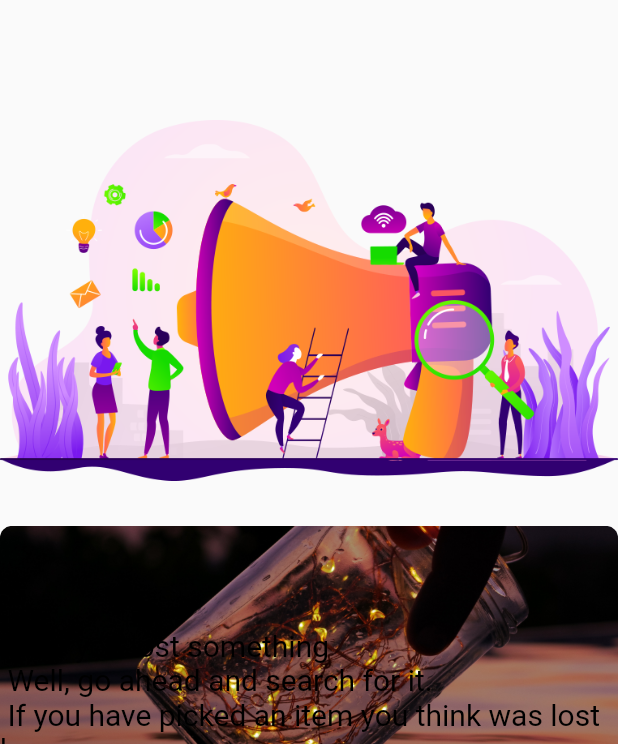
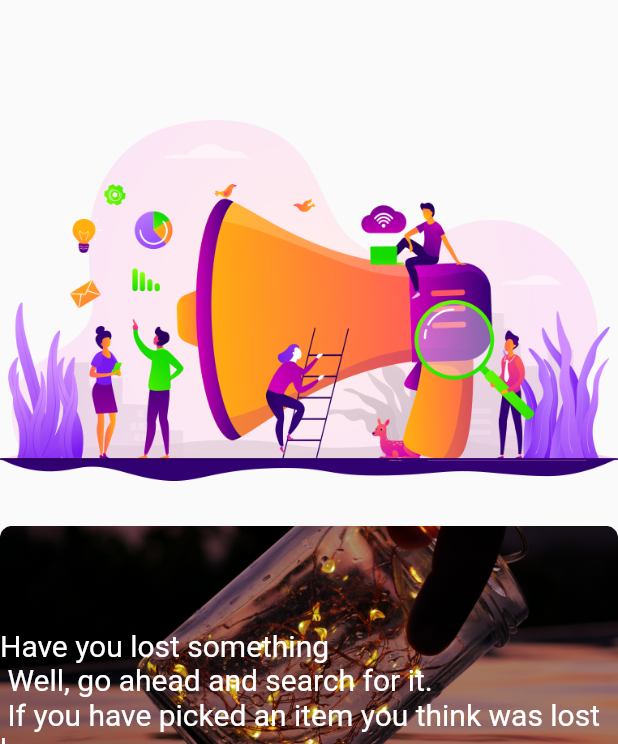
Before and after one commit to RutananaArnold/finda, a Flutter app: the screen it shows after launch, on a phone screen of 412 x 824 dp, the part 492-1236 px from its top. Run offline on Flutter 3.47's test engine with Material 2 defaults, Android fonts, the phone set to English and light mode, and no system bars; drawn by our look-alikes of carousel_slider; our stand-ins replace animated_text_kit, another_flushbar, intl_phone_field; missing offline and left inert: dart:html, flutterwave_web_client, universal_ui.

Commit message:
text color

```diff
--- a/lib/components/image_slider_mobile.dart
+++ b/lib/components/image_slider_mobile.dart
@@ -83,9 +83,7 @@ class _ImageSliderMobState extends State<ImageSliderMob> {
           child: Center(
               child: Text(
             quotes[currentIndex],
-            style: TextStyle(
-                fontSize: 20,
-                color: Colors.black),
+            style: TextStyle(fontSize: 20, color: Colors.white),
           )),
         ),
         AspectRatio(
```
